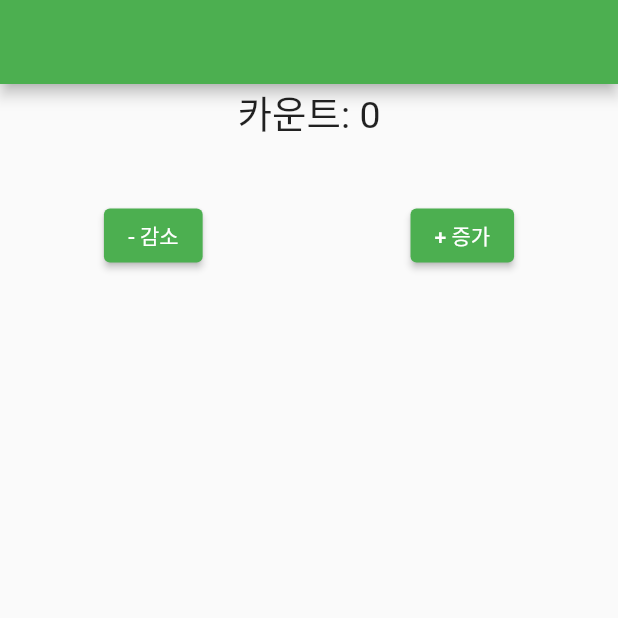
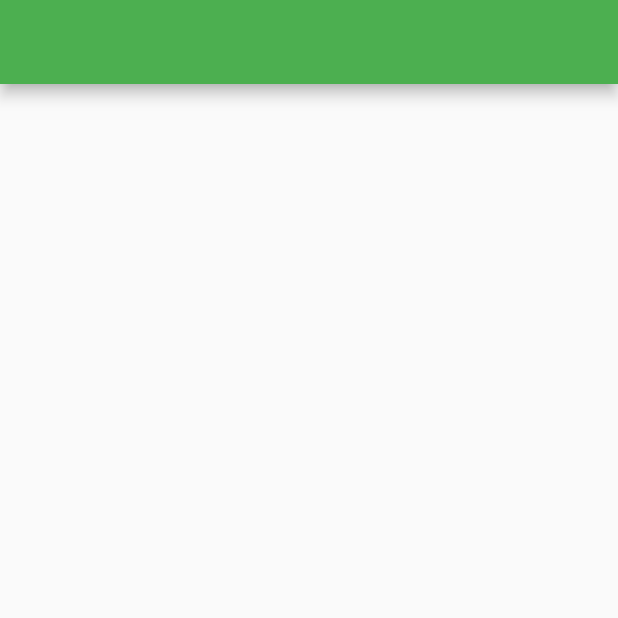
Before and after one commit to ireneeming/flutter_basic_01, a Flutter app: the screen it shows after launch, on a phone screen of 412 x 824 dp, the top half of it. Run offline on Flutter 3.47's test engine with Material 2 defaults, Android fonts, the phone set to English and light mode, and no system bars.

```diff
--- a/lib/screens/first_screen.dart
+++ b/lib/screens/first_screen.dart
@@ -1,53 +1,34 @@
 import 'package:flutter/material.dart';
 
-// 클래스를 2개로 나눔
-// StatefulWidget을 상속하는 FirstScreen 클래스, State를 상속하는 _FirstScreenState 클래스
-// State를 사용하기 위해서는 StatefulWidget을 사용해야 함.
-// StatefulWidget은 State를 상속받은 _FirstScreenState 클래스를 통해서 createState(상태를 생성)해야 함
+// StatefulWidget 구조
+// StatefulWidget은 상태(state)를 포함한 위젯
+//
 
 class FirstScreen extends StatefulWidget {
-  _FirstScreenState createState() => _FirstScreenState();
+  // class 생성 시 StatefulWidget을 상속받음
+  _FirstScreenState createState() =>
+      _FirstScreenState(); // createState() 라는 메서드를 사용
 }
 
 class _FirstScreenState extends State<FirstScreen> {
-  // State 정의하기
-  int count = 0;
-
-  // increase() 함수 작성 setState
-  void increase() {
-    setState(() {
-      count += 1;
-    });
-  }
-
-  void decrease() {
-    setState(() {
-      count -= 1;
-    });
+  // State도 플러터 내부에 선언된 클래스, 이를 상속받아 _FirstScreenState라는 클래스 생성. FirstScreen에 대한 state임을 알려주기 위해 <FirstScreen>이라 명시
+  @override
+  void initState() {
+    // state 초기화 단계.필수는 아님. super.initState()를 통해 부모 클래스의 initState() 메서드를 함께 실행.
+    super.initState();
   }
 
   @override
   Widget build(BuildContext context) {
     return Scaffold(
       appBar: AppBar(),
-      body: Center(
-        child: Column(
-          children: [
-            Text(
-              '카운트: $count',
-              style: TextStyle(fontSize: 25),
-            ),
-            const Padding(padding: EdgeInsets.all(20)),
-            Row(
-              mainAxisAlignment: MainAxisAlignment.spaceAround,
-              children: [
-                ElevatedButton(onPressed: decrease, child: const Text('- 감소')),
-                ElevatedButton(onPressed: increase, child: const Text('+ 증가'))
-              ],
-            )
-          ],
-        ),
-      ),
+      body: Center(),
     );
   }
+
+  @override
+  void dispose() {
+    // 사용된 위젯이 사라질 때 실행되는 단계. 앞선 단계에서 사용한 데이터 정리해야 할 때 사용.
+    super.dispose();
+  }
 }
```
